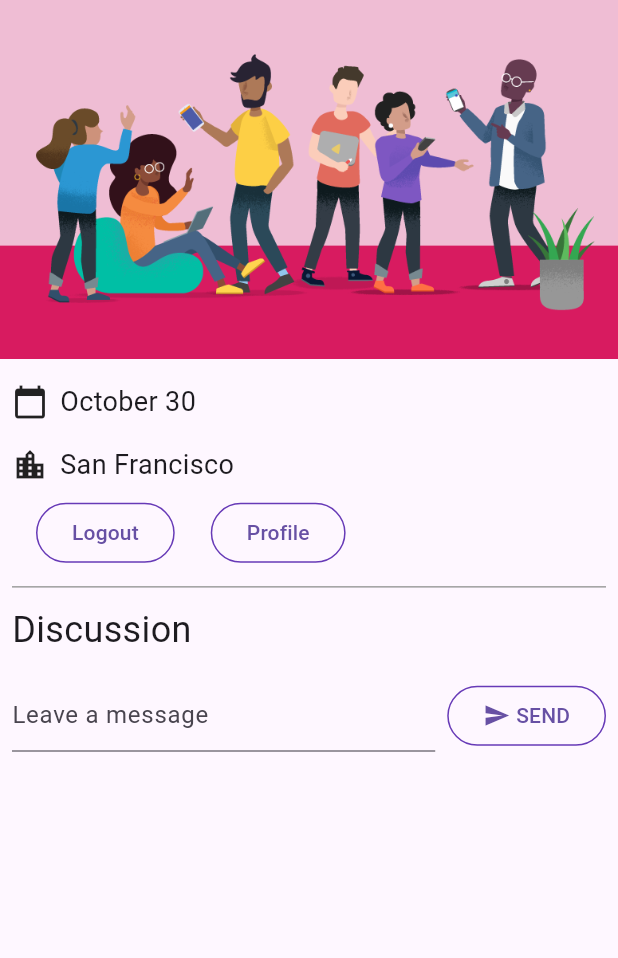
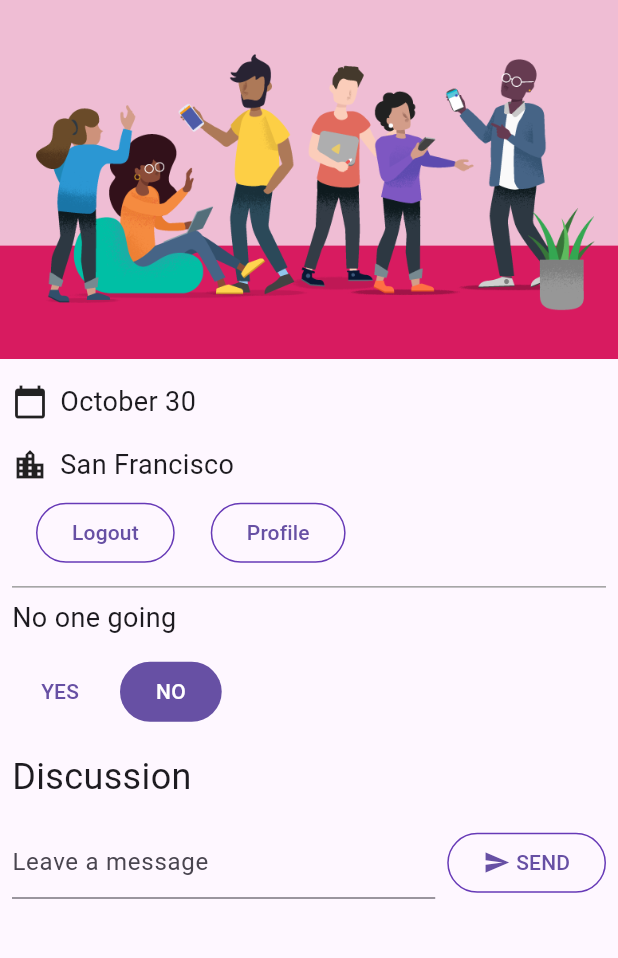
Before and after one commit to yashoda7/Firebase-Practice, a Flutter app: the screen it shows once a user with an empty profile is signed in, on a phone screen of 412 x 824 dp, the part 84-1042 px from its top. Run offline on Flutter 3.47's test engine with Material 3 defaults, Android fonts, the phone set to English and light mode, and no system bars; our stand-ins replace cloud_firestore, firebase_auth, firebase_core, go_router, google_fonts; missing offline and left inert: firebase_ui_auth; accounts and stored records are empty.

```diff
--- a/lib/app_state.dart
+++ b/lib/app_state.dart
@@ -7,7 +7,7 @@ import 'package:firebase_ui_auth/firebase_ui_auth.dart';
 import 'package:flutter/material.dart';
 import 'firebase_options.dart';
 import 'guest_book_message.dart';
-
+enum Attending { yes, no, unknown }
 class ApplicationState extends ChangeNotifier {
   ApplicationState() {
     init();
@@ -29,11 +29,29 @@ class ApplicationState extends ChangeNotifier {
   }
 
   bool _loggedIn = false;
+// Create a getter
   bool get loggedIn => _loggedIn;
   StreamSubscription<QuerySnapshot>? _guestBookSubscription;
+  bool _emailVerified = false;
+bool get emailVerified => _emailVerified;
+int _attendees = 0; // Declare the variable
+int get attendees => _attendees; // Create a getter
   List<GuestBookMessage> _guestBookMessages = [];
   List<GuestBookMessage> get guestBookMessages => _guestBookMessages;
-    Future<void> init() async {
+    Attending _attending = Attending.unknown;
+    StreamSubscription<DocumentSnapshot>? _attendingSubscription;
+    Attending get attending => _attending;
+    set attending(Attending attending) {
+      final userDoc = FirebaseFirestore.instance
+          .collection('attendees')
+          .doc(FirebaseAuth.instance.currentUser!.uid);
+      if (attending == Attending.yes) {
+        userDoc.set(<String, dynamic>{'attending': true});
+      } else {
+        userDoc.set(<String, dynamic>{'attending': false});
+      }
+    }
+      Future<void> init() async {
     await Firebase.initializeApp(
         options: DefaultFirebaseOptions.currentPlatform);
 
@@ -41,9 +59,22 @@ class ApplicationState extends ChangeNotifier {
       EmailAuthProvider(),
     ]);
 
+
+    // Add from here...
+    FirebaseFirestore.instance
+        .collection('attendees')
+        .where('attending', isEqualTo: true)
+        .snapshots()
+        .listen((snapshot) {
+      _attendees= snapshot.docs.length;
+      notifyListeners();
+    });
+    // ...to here.
+
     FirebaseAuth.instance.userChanges().listen((user) {
       if (user != null) {
         _loggedIn = true;
+        _emailVerified = user.emailVerified;
         _guestBookSubscription = FirebaseFirestore.instance
             .collection('guestbook')
             .orderBy('timestamp', descending: true)
@@ -60,13 +91,32 @@ class ApplicationState extends ChangeNotifier {
           }
           notifyListeners();
         });
+        // Add from here...
+        _attendingSubscription = FirebaseFirestore.instance
+            .collection('attendees')
+            .doc(user.uid)
+            .snapshots()
+            .listen((snapshot) {
+          if (snapshot.data() != null) {
+            if (snapshot.data()!['attending'] as bool) {
+              _attending = Attending.yes;
+            } else {
+              _attending = Attending.no;
+            }
+          } else {
+            _attending = Attending.unknown;
+          }
+          notifyListeners();
+        });
+        // ...to here.
       } else {
         _loggedIn = false;
+        _emailVerified = false;
         _guestBookMessages = [];
         _guestBookSubscription?.cancel();
+        _attendingSubscription?.cancel(); // new
       }
       notifyListeners();
     });
-
   }
 }
--- a/lib/home_page.dart
+++ b/lib/home_page.dart
@@ -7,6 +7,8 @@ import 'app_state.dart';
 import 'guest_book.dart';                       // new
 import 'src/authentication.dart';                 // new
 import 'src/widgets.dart';
+import 'yes_no_selection.dart';
+// import 'app_state.Attending';
 
 class HomePage extends StatelessWidget {
   const HomePage({super.key});
@@ -43,12 +45,25 @@ class HomePage extends StatelessWidget {
   builder: (context, appState, _) => Column(
     crossAxisAlignment: CrossAxisAlignment.start,
     children: [
+      // Add from here...
+      switch (appState.attendees) {
+        1 => const Paragraph('1 person going'),
+        >= 2 => Paragraph('${appState.attendees} people going'),
+        _ => const Paragraph('No one going'),
+      },
+      // ...to here.
           if (appState.loggedIn) ...[
+            // Add from here...
+            YesNoSelection(
+              state: appState.attending,
+              onSelection: (attending) => appState.attending = attending,
+            ),
+            // ...to here.
             const Header('Discussion'),
             GuestBook(
               addMessage: (message) =>
                   appState.addMessageToGuestBook(message),
-                    messages: appState.guestBookMessages, // new
+              messages: appState.guestBookMessages,
             ),
           ],
         ],
--- /dev/null
+++ b/lib/yes_no_selection.dart
@@ -0,0 +1,68 @@
+import 'package:flutter/material.dart';
+
+import 'app_state.dart';
+import 'src/widgets.dart';
+
+class YesNoSelection extends StatelessWidget {
+  const YesNoSelection(
+      {super.key, required this.state, required this.onSelection});
+  final Attending state;
+  final void Function(Attending selection) onSelection;
+
+  @override
+  Widget build(BuildContext context) {
+    switch (state) {
+      case Attending.yes:
+        return Padding(
+          padding: const EdgeInsets.all(8.0),
+          child: Row(
+            children: [
+              FilledButton(
+                onPressed: () => onSelection(Attending.yes),
+                child: const Text('YES'),
+              ),
+              const SizedBox(width: 8),
+              TextButton(
+                onPressed: () => onSelection(Attending.no),
+                child: const Text('NO'),
+              ),
+            ],
+          ),
+        );
+      case Attending.no:
+        return Padding(
+          padding: const EdgeInsets.all(8.0),
+          child: Row(
+            children: [
+              TextButton(
+                onPressed: () => onSelection(Attending.yes),
+                child: const Text('YES'),
+              ),
+              const SizedBox(width: 8),
+              FilledButton(
+                onPressed: () => onSelection(Attending.no),
+                child: const Text('NO'),
+              ),
+            ],
+          ),
+        );
+      default:
+        return Padding(
+          padding: const EdgeInsets.all(8.0),
+          child: Row(
+            children: [
+              StyledButton(
+                onPressed: () => onSelection(Attending.yes),
+                child: const Text('YES'),
+              ),
+              const SizedBox(width: 8),
+              StyledButton(
+                onPressed: () => onSelection(Attending.no),
+                child: const Text('NO'),
+              ),
+            ],
+          ),
+        );
+    }
+  }
+}
```
Lines whose indentation alone changed are shown as unchanged.
